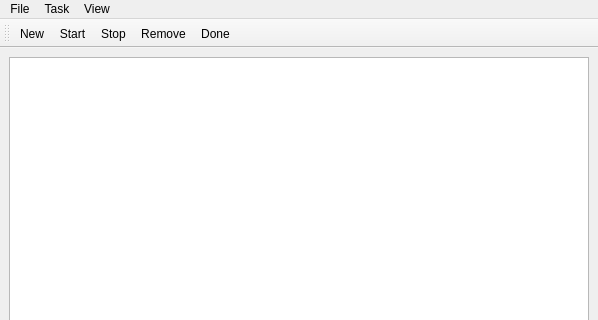
This is ui/jobtimer.ui in cmusik/tasktimer as Qt 5 draws it before an edit; both pictures show x 0 to 598 and y 0 to 320 of the 598 by 477 pixel window. The edited form follows.
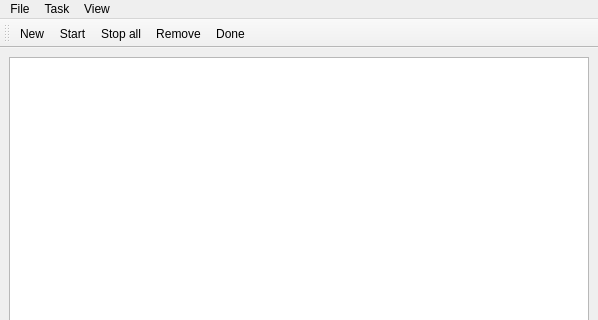
This is the edited form. Icons and pictures are not drawn.

Commit message: * made start toggle * removed stop action

Patch:
```diff
--- a/ui/jobtimer.ui
+++ b/ui/jobtimer.ui
@@ -91,7 +91,7 @@
    </attribute>
    <addaction name="actionNew" />
    <addaction name="actionStart" />
-   <addaction name="actionStop" />
+   <addaction name="actionStopAll" />
    <addaction name="actionRemove" />
    <addaction name="actionDone" />
   </widget>
```
Left out of the diff: 11 changed lines with no effect on the pictures. The commit also changes 2 other files.
